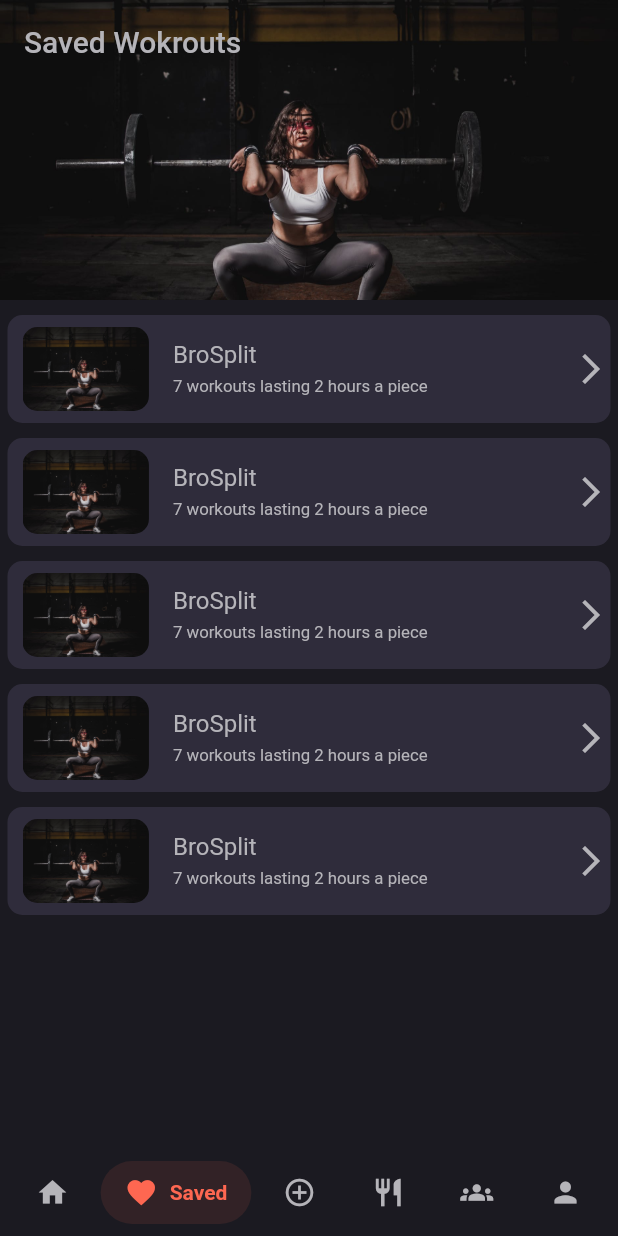
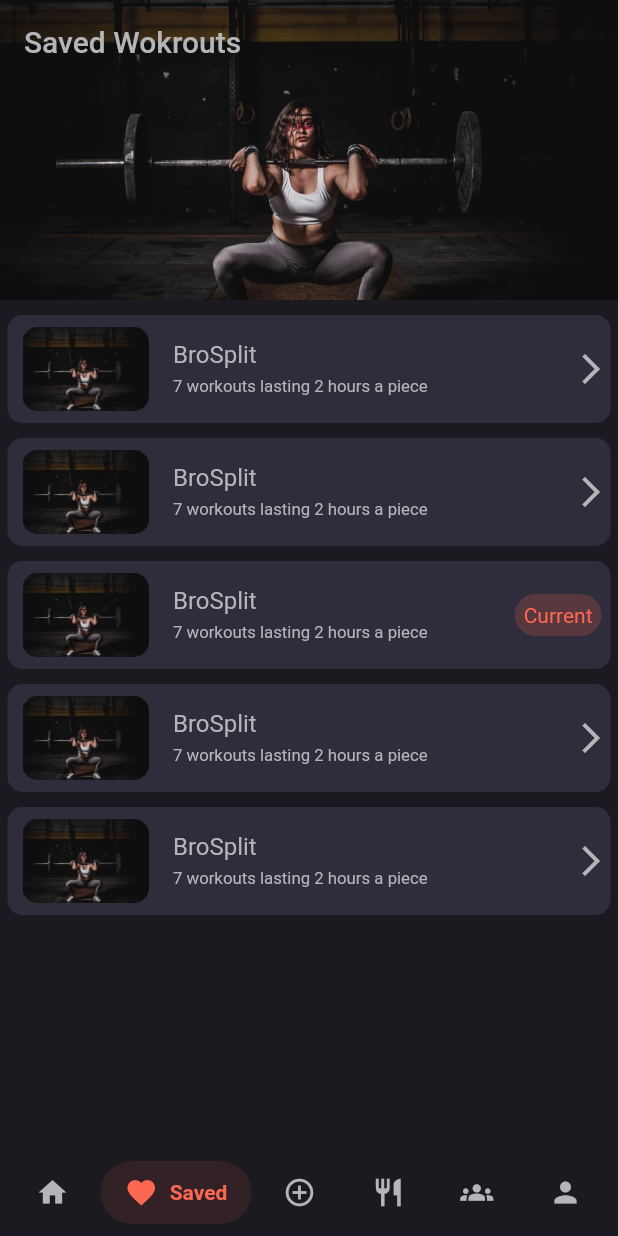
Before and after one commit to ColtonDevAcc/FitStack.ioApp-depricated, a Flutter app: the screen it shows after launch, item 2 of the bottom bar chosen, on a phone screen of 412 x 824 dp. Run offline on Flutter 3.47's test engine with Material 2 defaults, Android fonts, the phone set to English and light mode, and no system bars; drawn by our look-alikes of salomon_bottom_bar.

Commit message:
saved view ui changes

```diff
--- a/lib/views/savedView.dart
+++ b/lib/views/savedView.dart
@@ -25,19 +25,24 @@ class SavedView extends StatelessWidget {
             [
               savedWokrouts(
                   planTitle: 'BroSplit',
-                  planSubtitle: '7 workouts lasting 2 hours a piece'),
+                  planSubtitle: '7 workouts lasting 2 hours a piece',
+                  current: false),
               savedWokrouts(
                   planTitle: 'BroSplit',
-                  planSubtitle: '7 workouts lasting 2 hours a piece'),
+                  planSubtitle: '7 workouts lasting 2 hours a piece',
+                  current: false),
               savedWokrouts(
                   planTitle: 'BroSplit',
-                  planSubtitle: '7 workouts lasting 2 hours a piece'),
+                  planSubtitle: '7 workouts lasting 2 hours a piece',
+                  current: true),
               savedWokrouts(
                   planTitle: 'BroSplit',
-                  planSubtitle: '7 workouts lasting 2 hours a piece'),
+                  planSubtitle: '7 workouts lasting 2 hours a piece',
+                  current: false),
               savedWokrouts(
                   planTitle: 'BroSplit',
-                  planSubtitle: '7 workouts lasting 2 hours a piece'),
+                  planSubtitle: '7 workouts lasting 2 hours a piece',
+                  current: false),
             ],
           ),
         )
@@ -46,11 +51,10 @@ class SavedView extends StatelessWidget {
   }
 }
 
-Padding savedWokrouts({planTitle: String, planSubtitle: String}) {
+Padding savedWokrouts(
+    {planTitle: String, planSubtitle: String, current: bool}) {
   return Padding(
     padding: const EdgeInsets.fromLTRB(5, 10, 5, 0),
-    child: GestureDetector(
-      onTap: () {},
     child: Container(
       decoration: BoxDecoration(
           borderRadius: BorderRadius.circular(10),
@@ -64,8 +68,23 @@ Padding savedWokrouts({planTitle: String, planSubtitle: String}) {
             Text(planTitle),
           ],
         ),
-          trailing:
-              Icon(Icons.arrow_forward_ios, color: Apptheme.mainTextColor),
+        trailing: current == true
+            ? Padding(
+                padding: const EdgeInsets.fromLTRB(0, 0, 5, 0),
+                child: Container(
+                  decoration: BoxDecoration(
+                      borderRadius: BorderRadius.circular(20),
+                      color: Apptheme.mainButonColor.withOpacity(.2)),
+                  child: Padding(
+                    padding: EdgeInsets.all(6),
+                    child: Text(
+                      'Current',
+                      style: TextStyle(color: Apptheme.mainButonColor),
+                    ),
+                  ),
+                ),
+              )
+            : Icon(Icons.arrow_forward_ios, color: Apptheme.mainTextColor),
         leading: ClipRRect(
           child: Image.asset('assets/images/gymGirl.png'),
           borderRadius: BorderRadius.circular(10),
@@ -73,6 +92,5 @@ Padding savedWokrouts({planTitle: String, planSubtitle: String}) {
         contentPadding: EdgeInsets.fromLTRB(10, 0, 1, 0),
       ),
     ),
-    ),
   );
 }
```
Also changed, not shown: pubspec.lock. Lines whose indentation alone changed are shown as unchanged.
